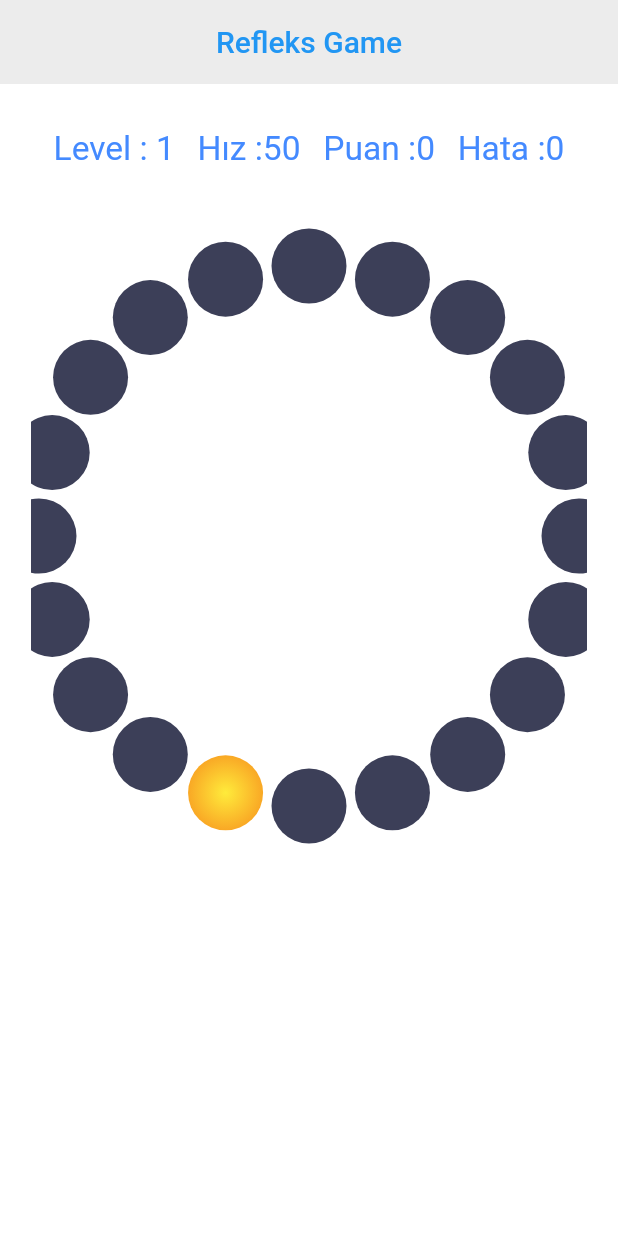
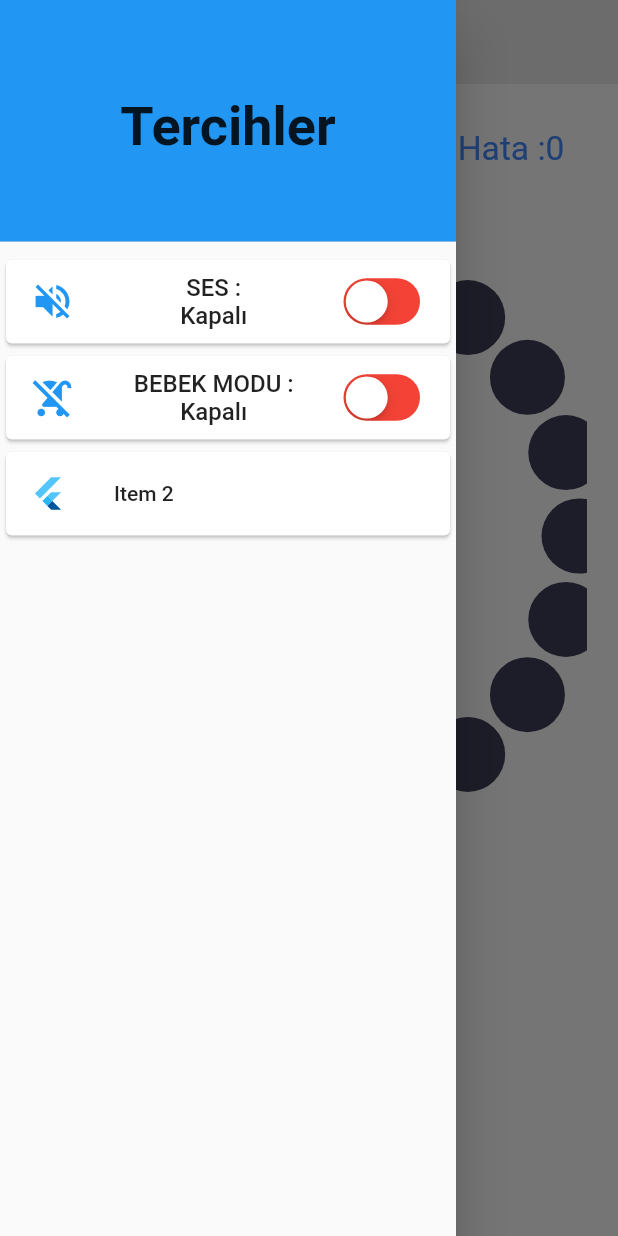
Before and after one commit to byyasar/ledoyun2, a Flutter app: the screen it shows after launch, with the side drawer open (before the commit the screen has no drawer), on a phone screen of 412 x 824 dp. Run offline on Flutter 3.47's test engine with Material 2 defaults, Android fonts, the phone set to English and light mode, and no system bars; our stand-ins replace audioplayers, get.

Commit message:
drawer ve ayarlar eklendi

```diff
--- a/lib/controllers/game_controller.dart
+++ b/lib/controllers/game_controller.dart
@@ -17,6 +17,22 @@ class GameController extends GetxController {
   int _index;
   RxInt _rastgeleSayi = 0.obs;
   final player = AudioCache();
+
+  RxBool _ses = false.obs;
+  bool get ses => _ses.value;
+  set ses(bool value) => _ses.value = value;
+  void sesAcKapat() {
+    _ses.value = !_ses.value;
+    print('ses : $ses');
+  }
+
+  RxBool _bebekmod = false.obs;
+  bool get bebekmod => _bebekmod.value;
+  set bebekmod(bool value) => _bebekmod.value = value;
+  void bebekmodAcKapat() {
+    _bebekmod.value = !_bebekmod.value;
+    print('bebekmod : $bebekmod');
+  }
 
   RxInt _hizZaman = 500.obs;
   int get hizZaman => _hizZaman.value;
@@ -44,7 +60,6 @@ class GameController extends GetxController {
     print('Tick : $tick');
     _index = _tick.value % _ledSayisi;
     dondur();
-
   }
 
   RxInt _level = 1.obs;
@@ -159,7 +174,7 @@ class GameController extends GetxController {
     board[0][targetIndex] = 2;
     if (_index != targetIndex) board[0][_index] = 1;
     update();
-    player.play('sesler/tick.wav');
+    _ses.value == true ? player.play('sesler/tick.wav') : "";
   }
 
   void durumKontrol() {
--- a/lib/game_screen/game_screen.dart
+++ b/lib/game_screen/game_screen.dart
@@ -2,6 +2,7 @@ import 'package:flutter/material.dart';
 import 'package:get/get.dart';
 import 'package:ledoyun2/controllers/game_controller.dart';
 import 'package:ledoyun2/core/constant/color_constant.dart';
+import 'package:ledoyun2/game_screen/widgets/drawer.dart';
 import 'package:ledoyun2/game_screen/widgets/game_body.dart';
 
 // ignore: must_be_immutable
@@ -19,6 +20,7 @@ class GameScreen extends StatelessWidget {
         title: Text('Refleks Game', style: TextStyle(color: Colors.blue)),
       ),
       body: GameBody(),
+      drawer: MyDrawer(),
     );
   }
 }
--- /dev/null
+++ b/lib/game_screen/widgets/drawer.dart
@@ -0,0 +1,107 @@
+import 'package:flutter/cupertino.dart';
+import 'package:flutter/material.dart';
+import 'package:get/get.dart';
+import 'package:ledoyun2/controllers/game_controller.dart';
+
+class MyDrawer extends StatelessWidget {
+  @override
+  Widget build(BuildContext context) {
+    final GameController gameController = Get.find<GameController>();
+    return Drawer(
+      child: ListView(
+        // Important: Remove any padding from the ListView.
+        padding: EdgeInsets.zero,
+        children: <Widget>[
+          DrawerHeader(
+            child: Center(
+              child: Text(
+                'Tercihler',
+                style: TextStyle(fontSize: 36, fontWeight: FontWeight.bold),
+              ),
+            ),
+            decoration: BoxDecoration(
+              color: Colors.blue,
+            ),
+          ),
+          Obx(() => Card(
+                child: ListTile(
+                  leading: Icon(
+                    gameController.ses == true
+                        ? Icons.volume_up
+                        : Icons.volume_off,
+                    color: Colors.blue,
+                    size: 30.0,
+                  ),
+                  title: Row(
+                    children: [
+                      Spacer(),
+                      Text(
+                        'SES :\n' +
+                            (gameController.ses == true ? "Açık" : "Kapalı"),
+                        style: TextStyle(fontSize: 16),
+                        textAlign: TextAlign.center,
+                      ),
+                      Spacer()
+                    ],
+                  ),
+                  trailing: MergeSemantics(
+                    child: CupertinoSwitch(
+                      activeColor: Colors.green,
+                      trackColor: Colors.red,
+                      value: gameController.ses,
+                      onChanged: (bool value) {
+                        gameController.sesAcKapat();
+                      },
+                    ),
+                  ),
+                ),
+              )),
+          Obx(() => Card(
+                child: ListTile(
+                  leading: Icon(
+                    gameController.bebekmod == true
+                        ? Icons.stroller
+                        : Icons.no_stroller,
+                    color: Colors.blue,
+                    size: 30.0,
+                  ),
+                  title: Row(
+                    children: [
+                      Spacer(),
+                      Text(
+                        'BEBEK MODU :\n' +
+                            (gameController.bebekmod == true
+                                ? "Açık"
+                                : "Kapalı"),
+                        style: TextStyle(fontSize: 16),
+                        textAlign: TextAlign.center,
+                      ),
+                      Spacer()
+                    ],
+                  ),
+                  trailing: MergeSemantics(
+                    child: CupertinoSwitch(
+                      activeColor: Colors.green,
+                      trackColor: Colors.red,
+                      value: gameController.bebekmod,
+                      onChanged: (bool value) {
+                        gameController.bebekmodAcKapat();
+                      },
+                    ),
+                  ),
+                ),
+              )),
+          Card(
+            child: ListTile(
+              leading: FlutterLogo(),
+              title: Text('Item 2'),
+              onTap: () {
+                gameController.sesAcKapat();
+              },
+            ),
+          ),
+        ],
+      ),
+    );
+  }
+}
```
Also changed, not shown: pubspec.lock, 8 other files.
